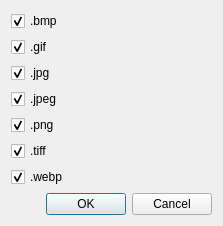
nck00/PolliceVerso, file pv_suffixes.ui: the form before one commit.
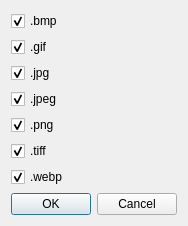
The form after the commit.

Commit message: Suffix Dialog works now

The edit to the form file:
```diff
--- a/pv_suffixes.ui
+++ b/pv_suffixes.ui
@@ -6,7 +6,7 @@
    <rect>
     <x>0</x>
     <y>0</y>
-    <width>223</width>
+    <width>174</width>
     <height>202</height>
    </rect>
   </property>
```
Left out of the diff: 23 changed lines with no effect on the pictures. The commit also changes 1 other file.
